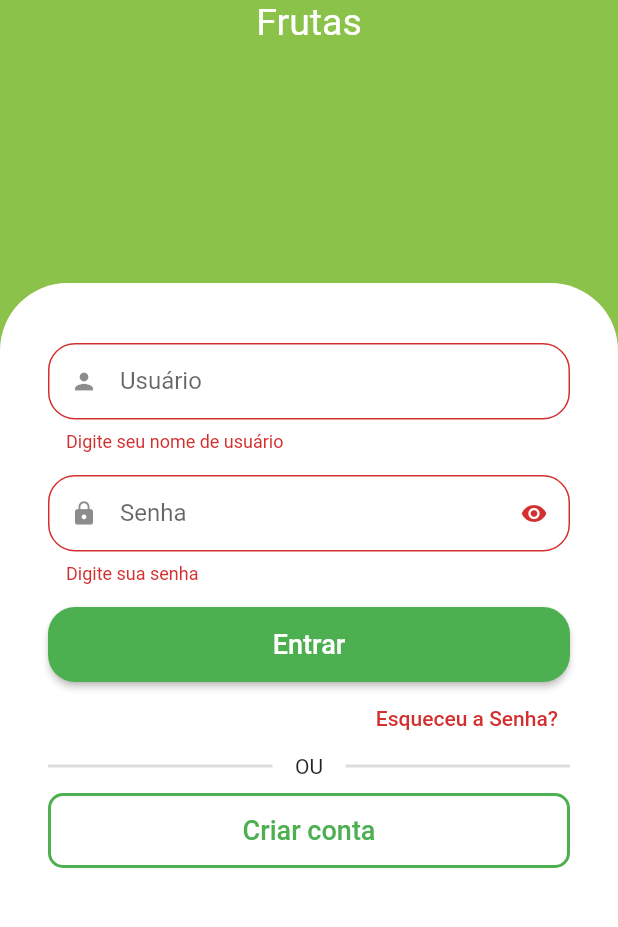
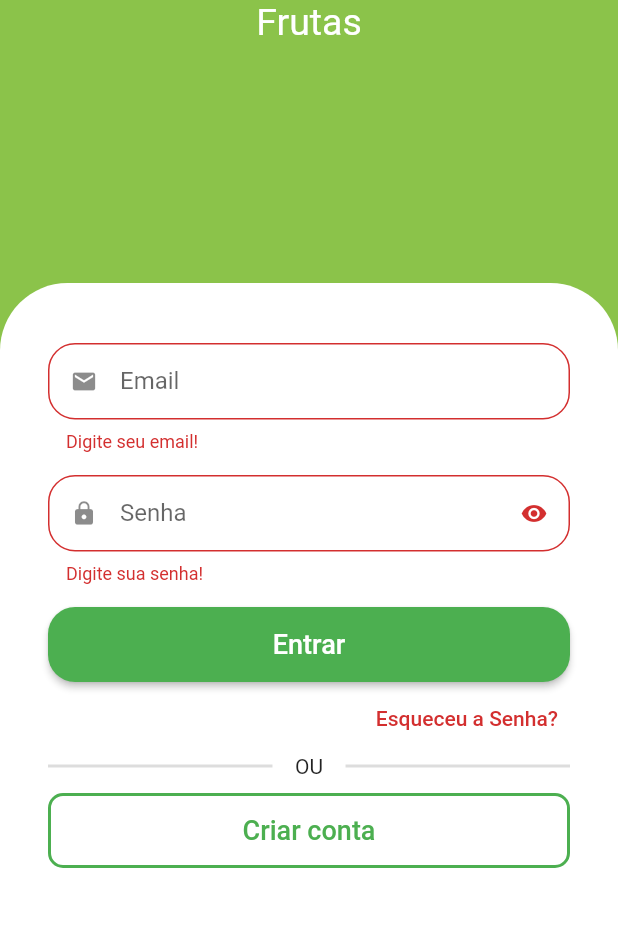
Before and after one commit to caneto/Quitanda-Virtual-Com-GetX-Restfull, a Flutter app: the screen it shows after launch, after a tap on "Entrar", on a phone screen of 412 x 824 dp, the part 308-1235 px from its top. Run offline on Flutter 3.47's test engine with Material 2 defaults, Android fonts, the phone set to English and light mode, and no system bars; drawn by our look-alikes of animated_text_kit; our stand-ins replace badges, dio, fluttertoast, freezed_annotation, get, mask_text_input_formatter and 3 more; missing offline and left inert: add_to_cart_animation.

Commit message:
Atualização e retorno para o padrão DIO

```diff
--- a/lib/src/config/app_data.dart
+++ b/lib/src/config/app_data.dart
@@ -91,8 +91,6 @@ List<CartItemModel> cartItens = [
 ];
 
 UserModel user = UserModel(
-  username: "Carlos",
-  fullname: 'Carlos Neto',
   email: "car@gmail.com",
   phone: "(21) 99991-1111",
   cpf: "111.222.333-44",
--- /dev/null
+++ b/lib/src/pages/auth/result/auth_result.dart
@@ -0,0 +1,10 @@
+import 'package:freezed_annotation/freezed_annotation.dart';
+import 'package:quitandavirtual/src/models/user_model.dart';
+
+part 'auth_result.freezed.dart';
+
+@freezed
+class AuthResult with _$AuthResult {
+  factory AuthResult.success(UserModel user) = Success;
+  factory AuthResult.error(String message) = Error;
+}
--- a/lib/src/pages/auth/view/signin_screen.dart
+++ b/lib/src/pages/auth/view/signin_screen.dart
@@ -5,6 +5,7 @@ import 'package:quitandavirtual/src/config/custom_colors.dart';
 import 'package:quitandavirtual/src/pages/auth/controller/auth_controller.dart';
 import 'package:quitandavirtual/src/pages/components_widget/custom_text_field.dart';
 import 'package:quitandavirtual/src/pages_route/app_pages.dart';
+import 'package:quitandavirtual/src/services/validators.dart';
 
 class SignInScreen extends StatelessWidget {
   SignInScreen({Key? key}) : super(key: key);
@@ -12,7 +13,7 @@ class SignInScreen extends StatelessWidget {
   final _formKey = GlobalKey<FormState>();
 
   //Controller de campos
-  final usernameController = TextEditingController();
+  final emailController = TextEditingController();
   final passwordController = TextEditingController();
 
   @override
@@ -86,33 +87,17 @@ class SignInScreen extends StatelessWidget {
                   crossAxisAlignment: CrossAxisAlignment.stretch,
                   children: [
                     CustomTextField(
-                      controller: usernameController,
-                      icon: Icons.person,
-                      label: "Usuário",
-                      validator: (username) {
-                        if (username == null || username.isEmpty) {
-                          return 'Digite seu nome de usuário';
-                        }
-                        if (!username.isAlphabetOnly) {
-                          return 'Digite um nome de usuário valido!';
-                        }
-                        return null;
-                      },
+                      controller: emailController,
+                      icon: Icons.email,
+                      label: "Email",
+                      validator: emailValidator,
                     ),
                     CustomTextField(
                       controller: passwordController,
                       icon: Icons.lock,
                       label: "Senha",
                       isSecret: true,
-                      validator: (password) {
-                        if (password == null || password.isEmpty) {
-                          return 'Digite sua senha';
-                        }
-                        if (password.length < 7) {
-                          return 'Digite uma senha com pelo menos 7 caracteres';
-                        }
-                        return null;
-                      },
+                      validator: passwordValidator,
                     ),
                     SizedBox(
                       height: 50,
@@ -130,10 +115,10 @@ class SignInScreen extends StatelessWidget {
                                   FocusScope.of(context).unfocus();
 
                                   if (_formKey.currentState!.validate()) {
-                                    String username = usernameController.text;
+                                    String email = emailController.text;
                                     String password = passwordController.text;
 
-                                    authController.signIn(username: username, password: password);
+                                    authController.signIn(email: email, password: password);
 
                                     //print('Email: $email - Senha: $senha');
                                   } else {
--- /dev/null
+++ b/lib/src/services/validators.dart
@@ -0,0 +1,57 @@
+import 'package:get/get.dart';
+
+String? emailValidator(String? email) {
+  if (email == null || email.isEmpty) {
+    return 'Digite seu email!';
+  }
+
+  if (!email.isEmail) return 'Digite um email válido!';
+
+  return null;
+}
+
+String? passwordValidator(password) {
+  if (password == null || password.isEmpty) {
+    return 'Digite sua senha!';
+  }
+
+  if (password.length < 7) {
+    return 'Digite uma senha com pelos menos 7 caracteres.';
+  }
+
+  return null;
+}
+
+String? nameValidator(String? name) {
+  if (name == null || name.isEmpty) {
+    return 'Digite um nome!';
+  }
+
+  final names = name.split(' ');
+
+  if (names.length == 1) return 'Digite seu nome completo!';
+
+  return null;
+}
+
+String? phoneValidator(String? phone) {
+  if (phone == null || phone.isEmpty) {
+    return 'Digite um celular!';
+  }
+
+  if (phone.length < 14 || !phone.isPhoneNumber) {
+    return 'Digite um número válido!';
+  }
+
+  return null;
+}
+
+String? cpfvalidator(String? cpf) {
+  if (cpf == null || cpf.isEmpty) {
+    return 'Digite um CPF!';
+  }
+
+  if (!cpf.isCpf) return 'Digite um CPF válido!';
+
+  return null;
+}
```
Also changed, not shown: lib/src/constants/endpoints.dart (added, +17 -0 lines), lib/src/models/user_model.dart (+18 -7 lines), lib/src/pages/auth/controller/auth_controller.dart (+12 -2 lines), lib/src/pages/auth/repository/auth_errors.dart (added, +21 -0 lines), lib/src/pages/auth/repository/auth_repository.dart (+32 -11 lines), lib/src/pages/profile/profile_tab.dart (+1 -7 lines), lib/src/services/http_manager.dart (added, +49 -0 lines), pubspec.yaml (+10 -2 lines), lib/src/models/user_model.g.dart (added), lib/src/pages/auth/result/auth_result.freezed.dart (added), pubspec.lock, 1 other file.
